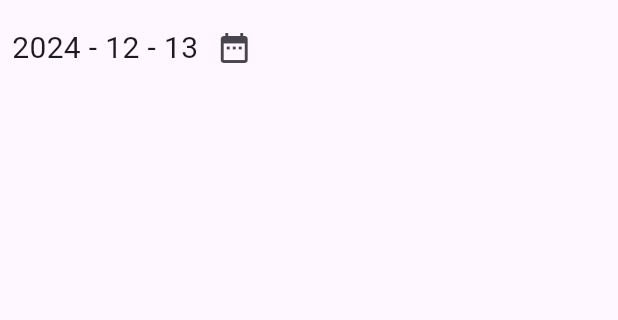
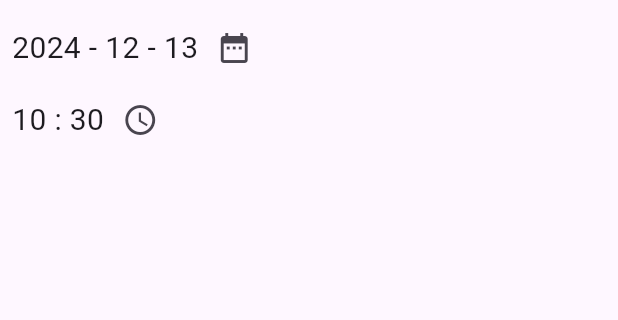
Before and after one commit to Frank1337/Flutter_Certificate, a Flutter app: the screen it shows after launch, on a phone screen of 412 x 824 dp, the part 84-404 px from its top. Run offline on Flutter 3.47's test engine with Material 3 defaults, Android fonts, the phone set to English and light mode, and no system bars; our stand-ins replace group_button, webview_flutter.

Commit message:
added time picker. apply dart fix.

```diff
--- a/lesson_08_date_picker/lib/main.dart
+++ b/lesson_08_date_picker/lib/main.dart
@@ -1,7 +1,7 @@
 import 'package:flutter/material.dart';
 
 void main() {
-  runApp(MaterialApp(home: MyApp()));
+  runApp(const MaterialApp(home: MyApp()));
 }
 
 class MyApp extends StatefulWidget {
@@ -13,6 +13,19 @@ class MyApp extends StatefulWidget {
 
 class _MyAppState extends State<MyApp> {
   DateTime date1 = DateTime.now();
+  TimeOfDay time1 = TimeOfDay.now();
+
+  TimeOfDay? picked;
+
+  Future<Null> selectTime(BuildContext context) async {
+    picked = await showTimePicker(context: context, initialTime: time1);
+    if (picked != null && picked != time1) {
+      setState(() {
+        time1 = picked!;
+        print(time1.toString());
+      });
+    }
+  }
 
   Future<Null> selectDate(BuildContext context) async {
     final DateTime? picked = await showDatePicker(
@@ -34,7 +47,7 @@ class _MyAppState extends State<MyApp> {
     return MaterialApp(
       home: Scaffold(
         appBar: AppBar(
-          title: Text("Date Picker"),
+          title: const Text("Date Picker"),
           foregroundColor: Colors.white,
           backgroundColor: Colors.blue,
         ),
@@ -48,13 +61,26 @@ class _MyAppState extends State<MyApp> {
                     Text(
                       ('${date1.year} - ${date1.month} - ${date1.day}')
                           .toString(),
-                      style: TextStyle(fontSize: 20),
+                      style: const TextStyle(fontSize: 20),
                     ),
                     IconButton(
                         onPressed: () {
                           selectDate(context);
                         },
-                        icon: Icon(Icons.date_range))
+                        icon: const Icon(Icons.date_range))
+                  ],
+                ),
+                Row(
+                  children: [
+                    Text(
+                      ('${time1.hour} : ${time1.minute}').toString(),
+                      style: const TextStyle(fontSize: 20),
+                    ),
+                    IconButton(
+                        onPressed: () {
+                          selectTime(context);
+                        },
+                        icon: const Icon(Icons.access_time))
                   ],
                 )
               ],
```
